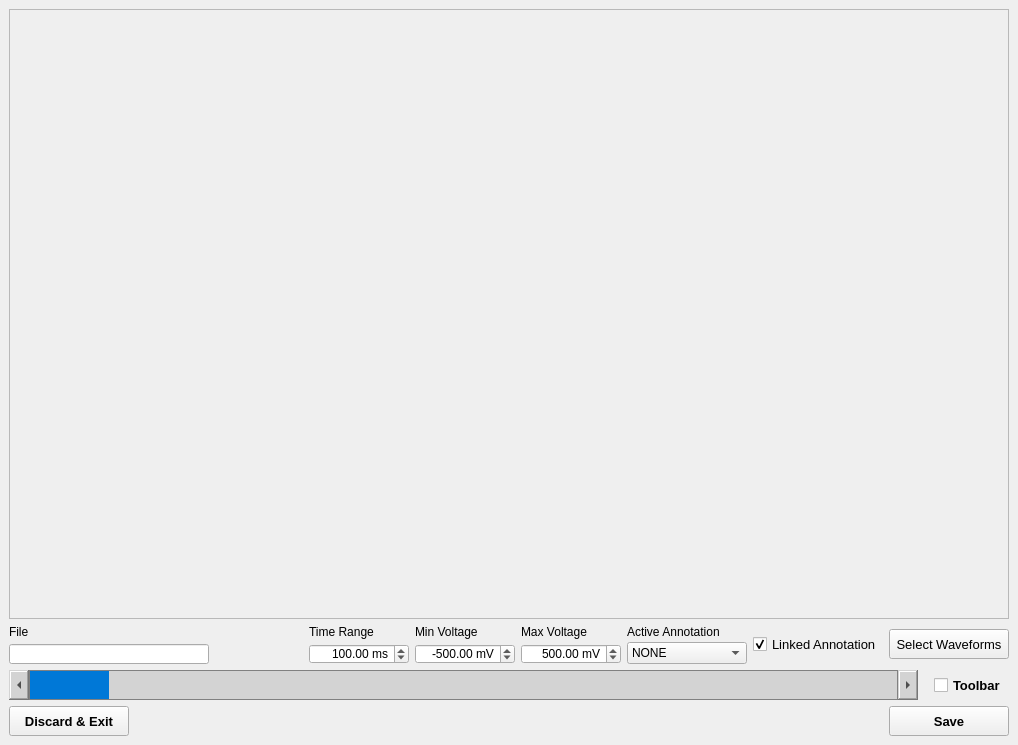
First picture: the form in parus/gui/desg_resver.ui, repository saptera/parus, before the edit.
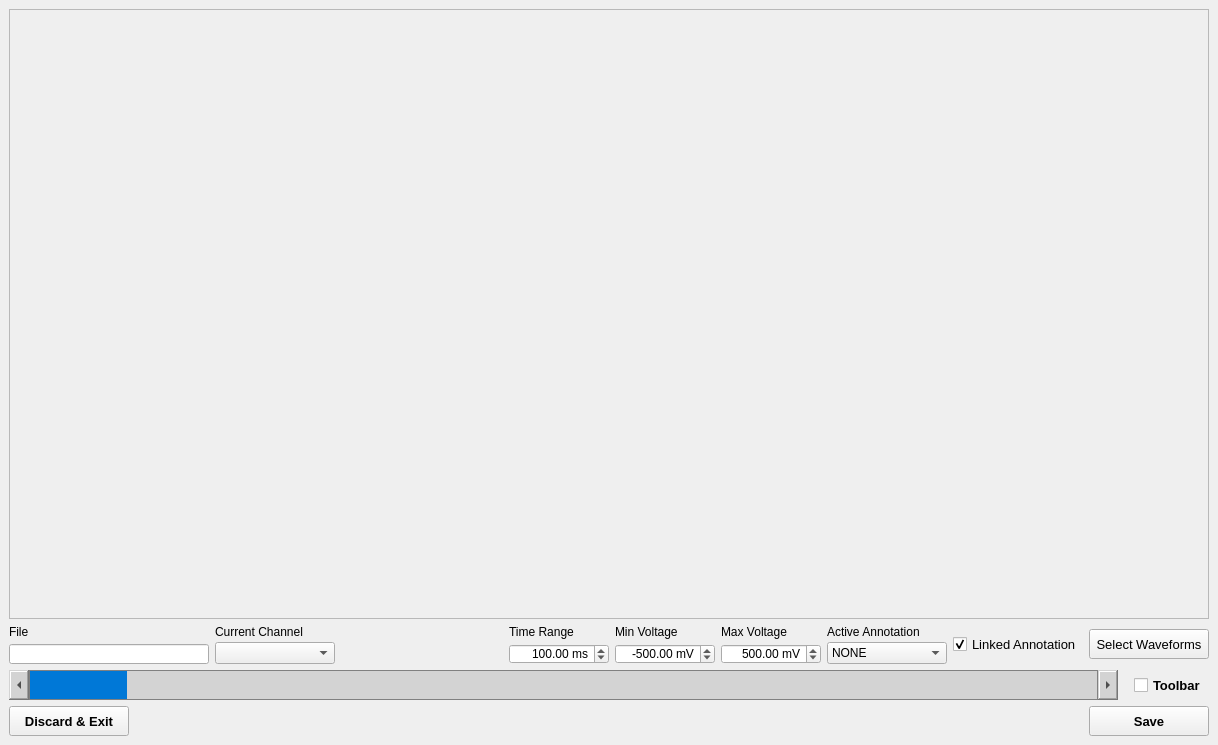
Second picture: the form after the edit.

Commit message: [MAJOR] Multi-channel IO support

What changed in the file:
```diff
--- a/parus/gui/desg_resver.ui
+++ b/parus/gui/desg_resver.ui
@@ -6,7 +6,7 @@
    <rect>
     <x>0</x>
     <y>0</y>
-    <width>1018</width>
+    <width>1218</width>
     <height>745</height>
    </rect>
   </property>
@@ -25,7 +25,7 @@
       </property>
       <property name="minimumSize">
        <size>
-        <width>1000</width>
+        <width>1200</width>
         <height>600</height>
        </size>
       </property>
@@ -95,6 +95,36 @@
         </item>
        </layout>
       </item>
+      <item>
+       <layout class="QVBoxLayout" name="actchnLayout">
+        <property name="spacing">
+         <number>3</number>
+        </property>
+        <item>
+         <widget class="QLabel" name="actchnLabel">
+          <property name="text">
+           <string>Current Channel</string>
+          </property>
+         </widget>
+        </item>
+        <item>
+         <widget class="QComboBox" name="actchnComboBox">
+          <property name="minimumSize">
+           <size>
+            <width>120</width>
+            <height>22</height>
+           </size>
+          </property>
+          <property name="maximumSize">
+           <size>
+            <width>120</width>
+            <height>22</height>
+           </size>
+          </property>
+         </widget>
+        </item>
+       </layout>
+      </item>
       <item>
        <spacer name="pltCtrlSpacer">
         <property name="orientation">
```
Left out of the diff: 1 changed line with no effect on the pictures. The commit also changes 5 other files.
